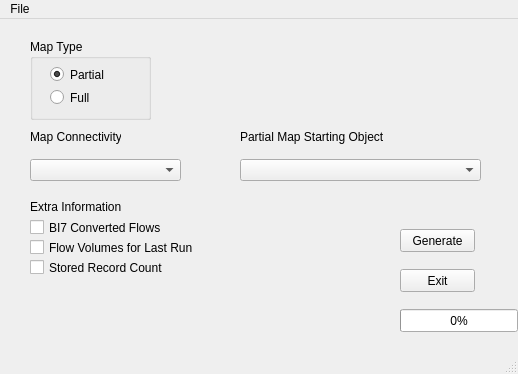
First picture: the form in BWMapping.ui, repository JonathanWaterhouse/BWSimplification, before the edit.
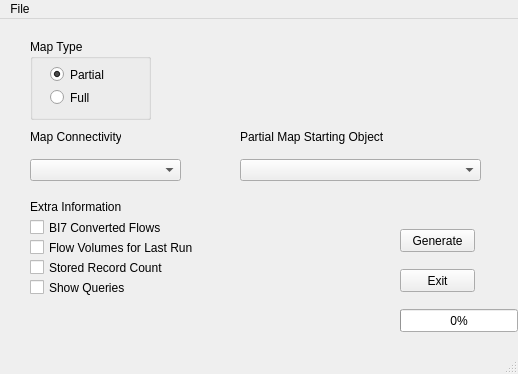
Second picture: the form after the edit. Icons and pictures are not drawn.

Commit message: Add ability to show queries. Create .msi build script which works with cx_freeze.

```diff
--- a/BWMapping.ui
+++ b/BWMapping.ui
@@ -203,6 +203,19 @@
      <string>Stored Record Count</string>
     </property>
    </widget>
+   <widget class="QCheckBox" name="queries_checkBox">
+    <property name="geometry">
+     <rect>
+      <x>30</x>
+      <y>260</y>
+      <width>151</width>
+      <height>17</height>
+     </rect>
+    </property>
+    <property name="text">
+     <string>Show Queries</string>
+    </property>
+   </widget>
   </widget>
   <widget class="QMenuBar" name="menubar">
    <property name="geometry">
```
The commit also changes 6 other files.
